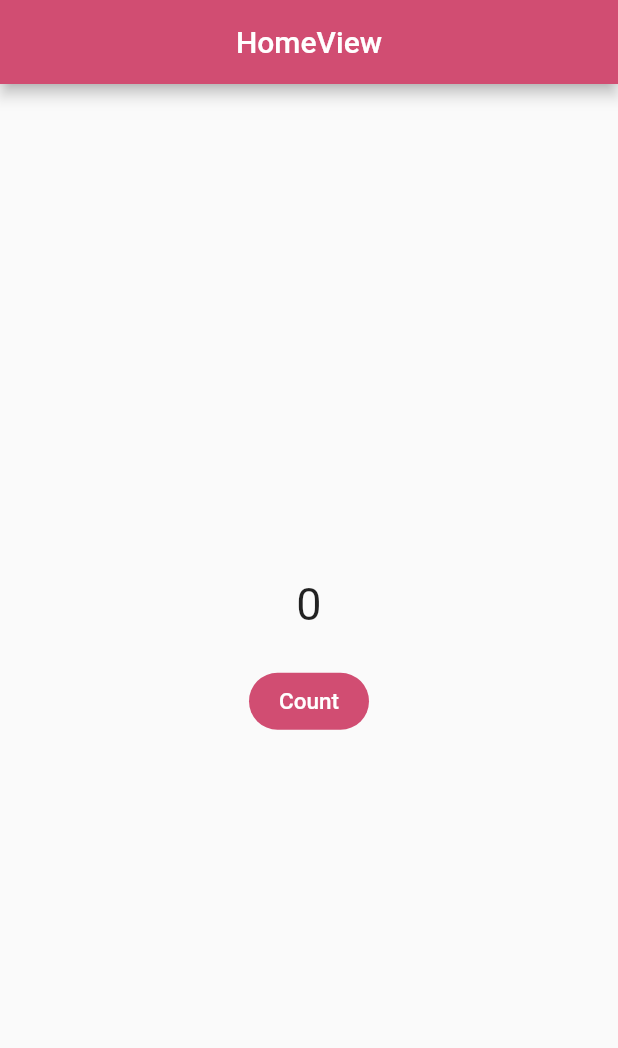
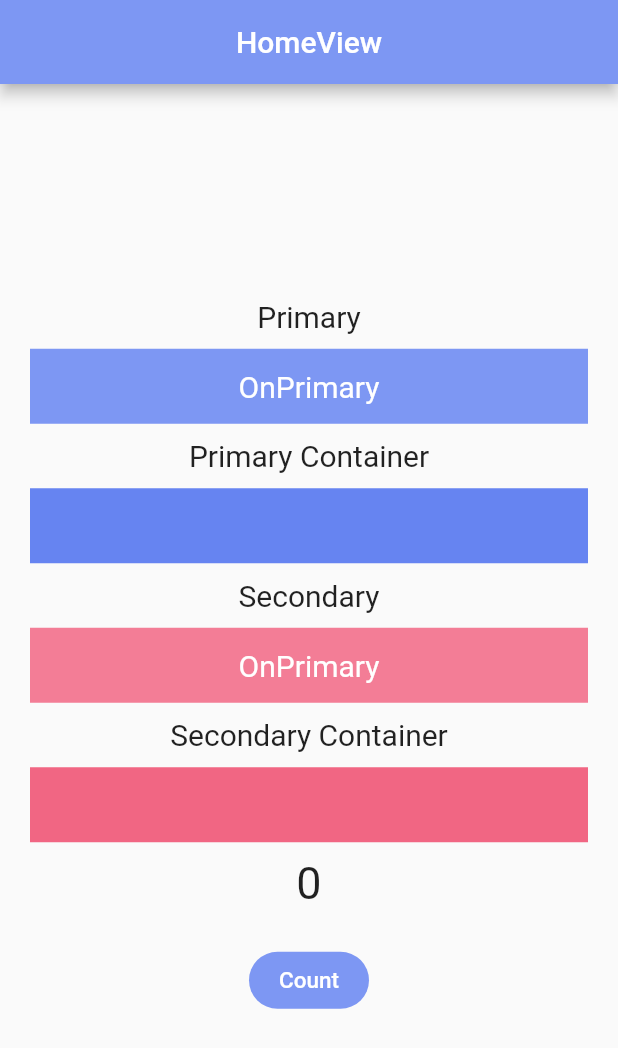
Before and after one commit to AgusDharmaUDEL93/sigagak_flutter_app, a Flutter app: the screen it shows after launch, on a phone screen of 412 x 824 dp. Shown: the top 1048 px of the screen. Run offline on Flutter 3.47's test engine with Material 2 defaults, Android fonts, the phone set to English and light mode, and no system bars; our stand-ins replace get.

Commit message:
adding new color pallete

```diff
--- a/lib/app/modules/home/views/home_view.dart
+++ b/lib/app/modules/home/views/home_view.dart
@@ -14,10 +14,98 @@ class HomeView extends GetView<HomeController> {
         centerTitle: true,
       ),
       body: Center(
+        child: Padding(
+          padding: const EdgeInsets.symmetric(horizontal: 20),
           child: Column(
             mainAxisAlignment: MainAxisAlignment.center,
             crossAxisAlignment: CrossAxisAlignment.center,
             children: [
+              const Text(
+                "Primary",
+                style: TextStyle(
+                  fontSize: 20,
+                ),
+              ),
+              const SizedBox(
+                height: 10,
+              ),
+              Container(
+                width: Get.width,
+                height: 50,
+                color: Theme.of(context).colorScheme.primary,
+                child: Center(
+                  child: Text(
+                    "OnPrimary",
+                    style: TextStyle(
+                      fontSize: 20,
+                      color: Theme.of(context).colorScheme.onPrimary,
+                    ),
+                  ),
+                ),
+              ),
+              const SizedBox(
+                height: 10,
+              ),
+              const Text(
+                "Primary Container",
+                style: TextStyle(
+                  fontSize: 20,
+                ),
+              ),
+              const SizedBox(
+                height: 10,
+              ),
+              Container(
+                width: Get.width,
+                height: 50,
+                color: Theme.of(context).colorScheme.primaryContainer,
+              ),
+              const SizedBox(
+                height: 10,
+              ),
+              const Text(
+                "Secondary",
+                style: TextStyle(
+                  fontSize: 20,
+                ),
+              ),
+              const SizedBox(
+                height: 10,
+              ),
+              Container(
+                width: Get.width,
+                height: 50,
+                color: Theme.of(context).colorScheme.secondary,
+                child: Center(
+                  child: Text(
+                    "OnPrimary",
+                    style: TextStyle(
+                      fontSize: 20,
+                      color: Theme.of(context).colorScheme.onSecondary,
+                    ),
+                  ),
+                ),
+              ),
+              const SizedBox(
+                height: 10,
+              ),
+              const Text(
+                "Secondary Container",
+                style: TextStyle(
+                  fontSize: 20,
+                ),
+              ),
+              const SizedBox(
+                height: 10,
+              ),
+              Container(
+                width: Get.width,
+                height: 50,
+                color: Theme.of(context).colorScheme.secondaryContainer,
+              ),
+              const SizedBox(
+                height: 10,
+              ),
               Obx(
                 () => Text(
                   controller.count.toString(),
@@ -47,6 +135,7 @@ class HomeView extends GetView<HomeController> {
             ],
           ),
         ),
+      ),
     );
   }
 }
--- a/lib/resources/color.dart
+++ b/lib/resources/color.dart
@@ -3,19 +3,19 @@ import 'package:flutter/material.dart';
 const color = ColorScheme(
   brightness: Brightness.light,
 
-  background: Color(0x123),
-  onBackground: Color(0xFF282A39),
+  background: Color(0xFFFEFEFE),
+  onBackground: Color(0xFF1E293B),
   //tertiary
-  primary: Color(0xFFD14D72),
+  primary: Color(0xFF7d97f3),
   onPrimary: Color(0xFFFFFFFF),
-  primaryContainer: Color.fromARGB(255, 161, 60, 88),
+  primaryContainer: Color(0xFF6684f1),
   //secondary
-  secondary: Color.fromARGB(255, 252, 160, 160),
+  secondary: Color(0xFFf37d96),
   onSecondary: Color(0xFFFFFFFF),
-  secondaryContainer: Color.fromARGB(255, 198, 125, 125),
+  secondaryContainer: Color(0xFFf16683),
   //surface
   surface: Color(0xFFFFFFFF),
-  onSurface: Color(0xFFFFFFFF),
+  onSurface: Color(0xFF334155),
   //error
   error: Color(0xFFE64848),
   onError: Color(0xFFffffff),
```
Lines whose indentation alone changed are shown as unchanged.
